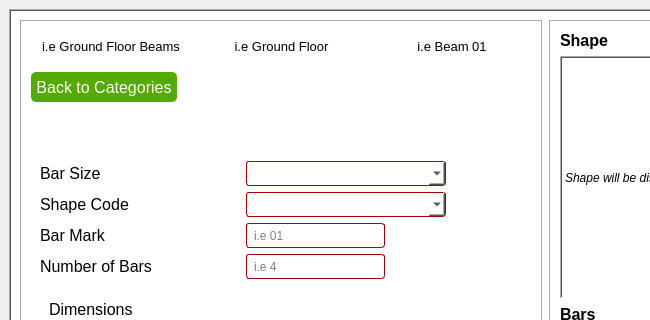
Ano-ly/GenBBS, file assets/ui/GenBBS_reinf.ui: the form before one commit; both pictures show x 0 to 650 and y 0 to 320 of the 918 by 748 pixel window.
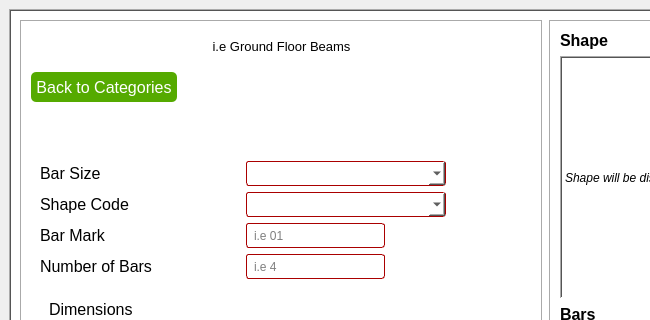
The form after the commit. Icons and pictures are not drawn.

Commit message: Resolve error with qmessage box showing multiple times

Diff of the .ui file:
```diff
--- a/assets/ui/GenBBS_reinf.ui
+++ b/assets/ui/GenBBS_reinf.ui
@@ -139,58 +139,6 @@
               </property>
              </widget>
             </item>
-            <item>
-             <widget class="QLabel" name="labelHeaderReinf2">
-              <property name="font">
-               <font>
-                <family>Segoe UI</family>
-                <pointsize>10</pointsize>
-               </font>
-              </property>
-              <property name="styleSheet">
-               <string notr="true">
-	
-background-image: url(:/images/Reinf_Dispersed_Backdrop.jpeg);
-    background-repeat: no-repeat;
-    background-position: center;
-    background-attachment: fixed;
-color: black;
-</string>
-              </property>
-              <property name="text">
-               <string>i.e Ground Floor</string>
-              </property>
-              <property name="alignment">
-               <set>Qt::AlignmentFlag::AlignCenter</set>
-              </property>
-             </widget>
-            </item>
-            <item>
-             <widget class="QLabel" name="labelHeaderReinf3">
-              <property name="font">
-               <font>
-                <family>Segoe UI</family>
-                <pointsize>10</pointsize>
-               </font>
-              </property>
-              <property name="styleSheet">
-               <string notr="true">
-	
-background-image: url(:/images/Reinf_Dispersed_Backdrop.jpeg);
-    background-repeat: no-repeat;
-    background-position: center;
-    background-attachment: fixed;
-color: black;
-</string>
-              </property>
-              <property name="text">
-               <string>i.e Beam 01</string>
-              </property>
-              <property name="alignment">
-               <set>Qt::AlignmentFlag::AlignCenter</set>
-              </property>
-             </widget>
-            </item>
            </layout>
           </item>
           <item>
```
The commit also changes 1 other file.
